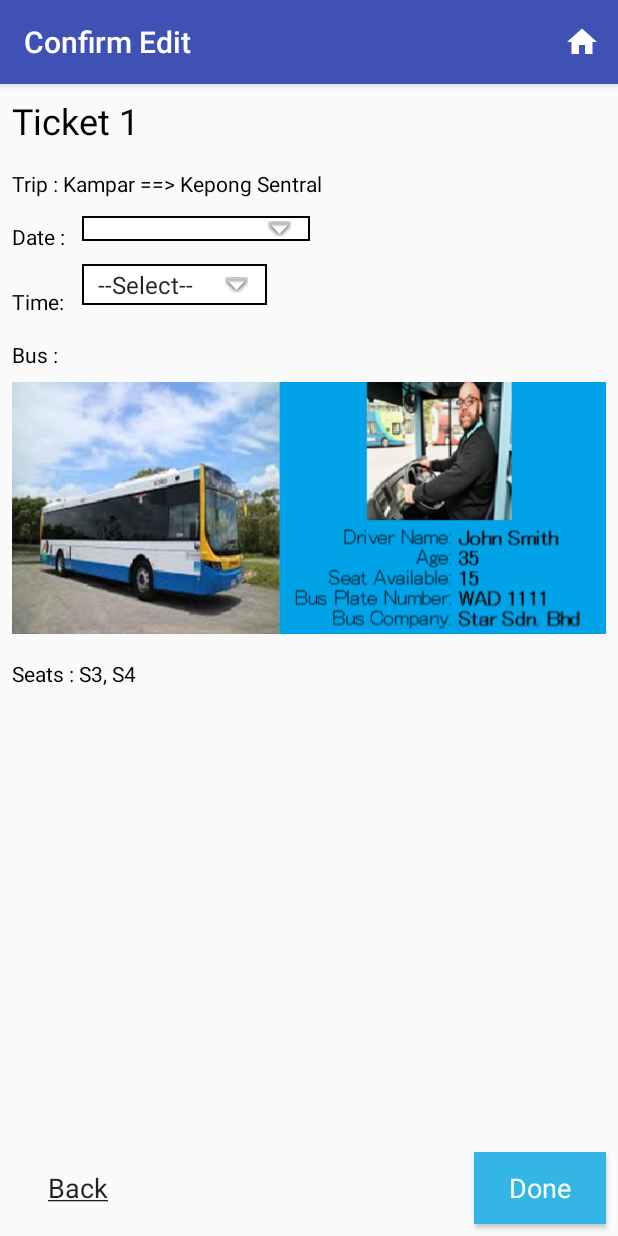
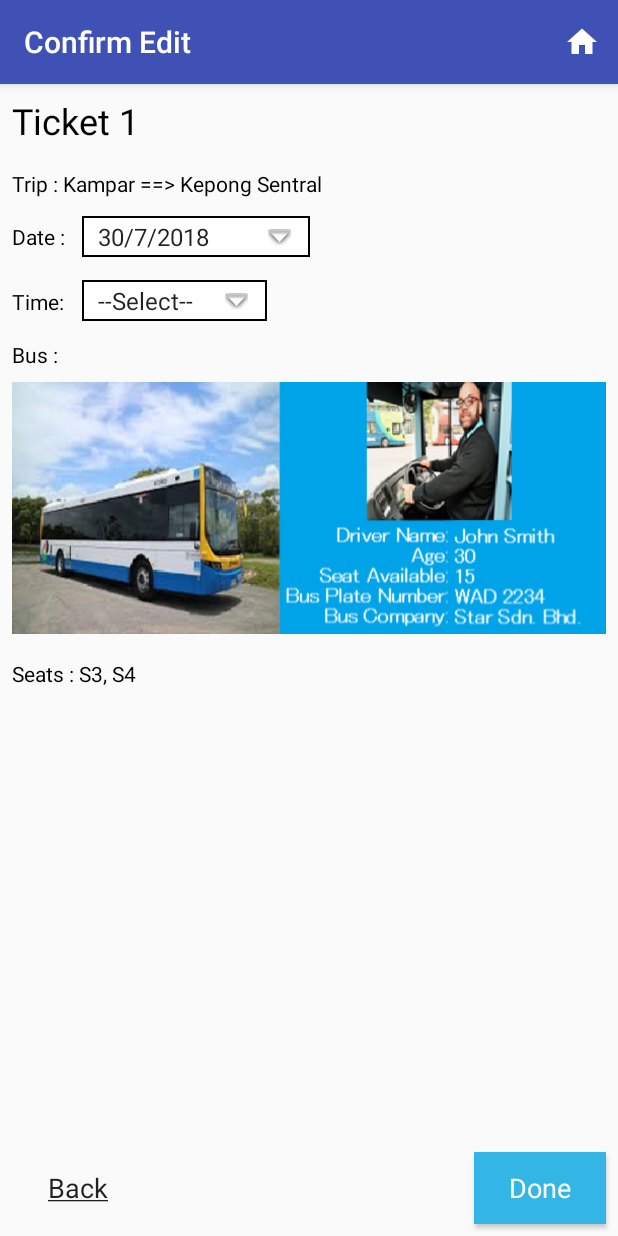
Before and after one commit to Theam1127/HCIPrototype, an Android app: the EditTicketSelectedBusActivity screen opened directly, with no data from a screen before it, on a phone screen of 412 x 824 dp. Run offline under Robolectric (Android 15) with nearby library versions, the phone set to English and light mode, and no system bars.

Commit message:
Change image text color

```diff
--- a/app/src/main/res/values/strings.xml
+++ b/app/src/main/res/values/strings.xml
@@ -29,6 +29,9 @@
         <item>5:00 PM</item>
         <item>7:00 PM</item>
     </string-array>
+    <string-array name="selecteddate">
+        <item>30/7/2018</item>
+    </string-array>
     <string name="title_activity_navigation_drawer">NavigationDrawer</string>
     <string name="navigation_drawer_open">Open navigation drawer</string>
     <string name="navigation_drawer_close">Close navigation drawer</string>
```
Also changed, not shown: app/src/main/res/drawable/img1.png, app/src/main/res/drawable/img2.png, app/src/main/res/drawable/img3.png.
